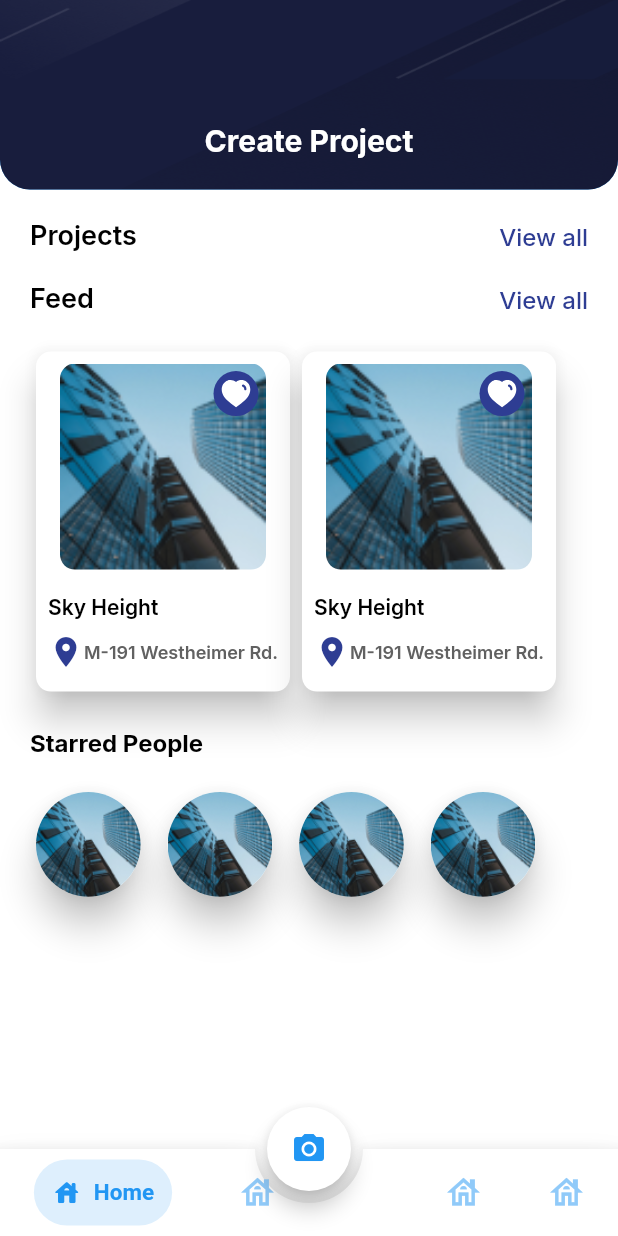
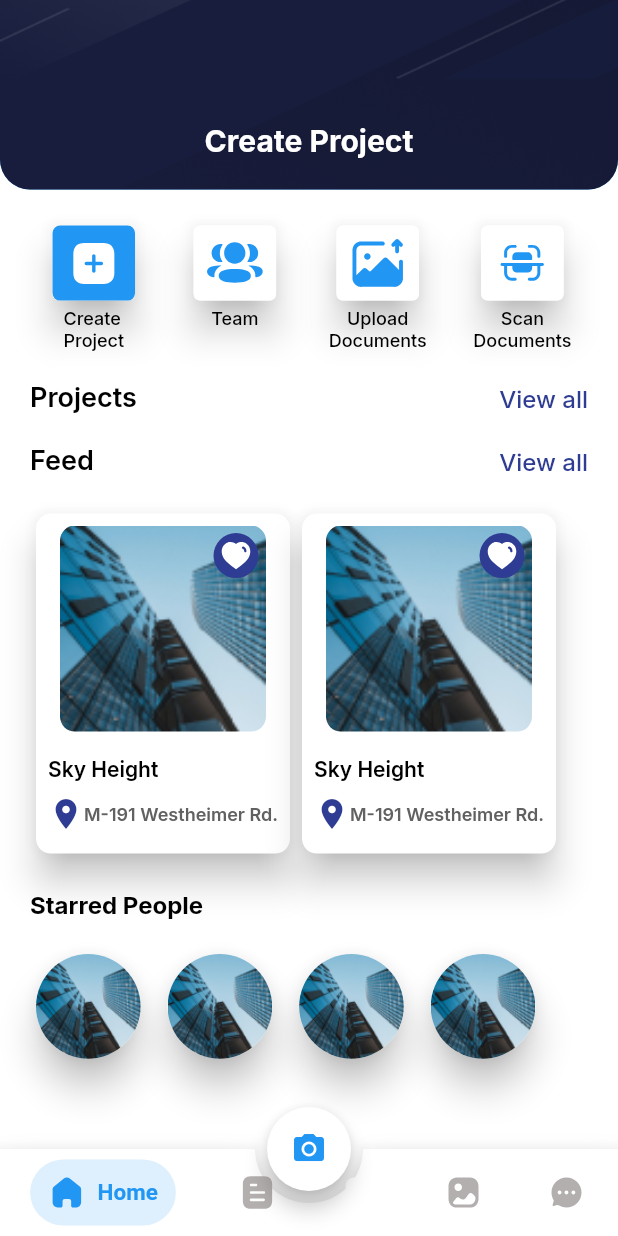
Before and after one commit to meetjanani/colab_ezzyfy_solutions, a Flutter app: the BottomNavigationPage screen opened by its route, on a phone screen of 412 x 824 dp. Run offline on Flutter 3.47's test engine with Material 2 defaults, Android fonts, the light colour scheme and no system bars; drawn by our look-alikes of stylish_bottom_bar; our stand-ins replace cloud_firestore, connectivity_plus, dio, dotted_border, equatable, file_picker and 12 more; accounts and stored records are empty.

Commit message:
dashboard and bottom navigation bar changes

```diff
--- a/lib/resource/image.dart
+++ b/lib/resource/image.dart
@@ -4,3 +4,13 @@ const bg = 'assets/Background.png';
 const upload = 'assets/up.png';
 const ex = 'assets/ex.png';
 const heart = 'assets/Heart.svg';
+
+const plus = 'assets/Plus.svg';
+const scan = 'assets/Scan.svg';
+const team = 'assets/team.svg';
+const up = 'assets/image.svg';
+
+const home = 'assets/home.svg';
+const Document = 'assets/Document.svg';
+const bottomimage = 'assets/bottomimage.svg';
+const Chat = 'assets/Chat.svg';
--- a/lib/ui/pages/Auth/project_row_item.dart
+++ b/lib/ui/pages/Auth/project_row_item.dart
@@ -41,14 +41,15 @@ class ProjectRowItem extends StatelessWidget {
                       mainAxisAlignment:
                       MainAxisAlignment.spaceBetween,
                       children: [
-                        text(
-                            projectCreateModel.name,
-                            Colors.black,
-                            14,
-                            FontWeight.w600),
-                        SizedBox(
-                          width: Get.width / 4.5,
+                        Container(
+                          width: Get.width/2.5,
+                          child: textMore(
+                              projectCreateModel.name,
+                              Colors.black,
+                              14,
+                              FontWeight.w600,3),
                         ),
+
                         Container(
                           decoration: BoxDecoration(
                               borderRadius:
--- a/lib/ui/pages/home_dashboard/home_dashboard_page.dart
+++ b/lib/ui/pages/home_dashboard/home_dashboard_page.dart
@@ -62,6 +62,88 @@ class _HomeDashboardPageState extends State<HomeDashboardPage> {
                     ),
                   ],
                 ),
+              ),
+              SizedBox(height: 20,),
+              Row(
+                crossAxisAlignment: CrossAxisAlignment.start,
+                mainAxisAlignment: MainAxisAlignment.spaceEvenly,
+                children: [
+                  Column(
+                    children: [
+                      Card(
+                        elevation: 10,
+                        child: Container(
+                          height: 50,width: 55,
+                            decoration: BoxDecoration(
+                              color: Colors.blue,
+                              borderRadius: BorderRadius.circular(5)
+                            ),
+                            child: Padding(
+                              padding: const EdgeInsets.all(8.0),
+                              child: SvgPicture.asset(plus,),
+                            ),),
+                      ),
+                      text('Create\nProject', Colors.black, 12, FontWeight.w500)
+                    ],
+                  ),
+                  Column(
+                    children: [
+                      Card(
+                        elevation: 10,
+                        child: Container(
+                          height: 50,width: 55,
+                          decoration: BoxDecoration(
+                              color: Colors.white,
+                              borderRadius: BorderRadius.circular(5)
+                          ),
+                          child: Padding(
+                            padding: const EdgeInsets.all(8.0),
+                            child: SvgPicture.asset(team,color: Colors.blue,),
+                          ),),
+                      ),
+                      text('Team', Colors.black, 12, FontWeight.w500)
+                    ],
+                  ),
+                  Column(
+                    children: [
+                      Card(
+                        elevation: 10,
+                        child: Container(
+                          height: 50,width: 55,
+                          decoration: BoxDecoration(
+                              color: Colors.white,
+                              borderRadius: BorderRadius.circular(5)
+                          ),
+                          child: Padding(
+                            padding: const EdgeInsets.all(8.0),
+                            child: SvgPicture.asset(up,color: Colors.blue,),
+                          ),),
+                      ),
+                      text('Upload', Colors.black, 12, FontWeight.w500),
+                      text('Documents', Colors.black, 12, FontWeight.w500)
+                    ],
+                  ),
+                  Column(
+                    crossAxisAlignment: CrossAxisAlignment.center,
+                    children: [
+                      Card(
+                        elevation: 10,
+                        child: Container(
+                          height: 50,width: 55,
+                          decoration: BoxDecoration(
+                              color: Colors.white,
+                              borderRadius: BorderRadius.circular(5)
+                          ),
+                          child: Padding(
+                            padding: const EdgeInsets.all(8.0),
+                            child: SvgPicture.asset(scan,color: Colors.blue,),
+                          ),),
+                      ),
+                      text('Scan', Colors.black, 12, FontWeight.w500),
+                      text('Documents', Colors.black, 12, FontWeight.w500)
+                    ],
+                  ),
+                ],
               ),
               Padding(
                 padding: const EdgeInsets.fromLTRB(20, 20, 20, 0),
--- a/lib/ui/widget/bottom_navigation_bar.dart
+++ b/lib/ui/widget/bottom_navigation_bar.dart
@@ -1,3 +1,4 @@
+import 'package:colab_ezzyfy_solutions/resource/image.dart';
 import 'package:colab_ezzyfy_solutions/ui/pages/home_dashboard/home_dashboard_page.dart';
 import 'package:colab_ezzyfy_solutions/ui/widget/all_widget.dart';
 import 'package:flutter/material.dart';
@@ -54,10 +55,10 @@ class _BottomNavigationPageState extends State<BottomNavigationPage> {
           ),
           items: [
             BottomBarItem(
-              icon:  Icon(
-                Icons.house_outlined,
+              icon:  SvgPicture.asset(
+                home
               ),
-              selectedIcon:  Icon(Icons.house_rounded,color: Colors.blue,size: 20,),
+              selectedIcon:  SvgPicture.asset(home,color: Colors.blue,),
               selectedColor: Colors.blue,
               unSelectedColor: Colors.grey.shade400,
               backgroundColor: Colors.blue.shade200,
@@ -67,23 +68,23 @@ class _BottomNavigationPageState extends State<BottomNavigationPage> {
               // showBadge: true,
             ),
             BottomBarItem(
-              icon: const Icon(
-                Icons.house_outlined,
+              icon:  SvgPicture.asset(
+                Document
               ),
-              selectedIcon: const Icon(Icons.house_rounded,color: Colors.blue,),
+              selectedIcon:  SvgPicture.asset(Document,color: Colors.blue,),
               selectedColor: Colors.blue,
               unSelectedColor: Colors.grey.shade400,
               backgroundColor: Colors.blue.shade200,
               //badgeRadius: BorderRadius.circular(50),
-              title: const Text('Home',style: TextStyle(color: Colors.blue),),
+              title: const Text('Documents',style: TextStyle(color: Colors.blue),),
               //badge:  Text('9+'),
               // showBadge: true,
             ),
             BottomBarItem(
-              icon: const Icon(
-                Icons.house_outlined,color: Colors.white,
+              icon:  SvgPicture.asset(
+                bottomimage,color: Colors.white,
               ),
-              selectedIcon: const Icon(Icons.house_rounded,color: Colors.white,),
+              selectedIcon:  SvgPicture.asset(bottomimage,color: Colors.white,),
               //selectedColor: Colors.blue,
               // unSelectedColor: Colors.grey.shade400,
               backgroundColor: Colors.white,
@@ -93,28 +94,28 @@ class _BottomNavigationPageState extends State<BottomNavigationPage> {
               // showBadge: true,
             ),
             BottomBarItem(
-              icon: const Icon(
-                Icons.house_outlined,
+              icon:  SvgPicture.asset(
+                bottomimage
               ),
-              selectedIcon: const Icon(Icons.house_rounded,color: Colors.blue,),
+              selectedIcon:  SvgPicture.asset(bottomimage,color: Colors.blue,),
               selectedColor: Colors.blue,
               unSelectedColor: Colors.grey.shade400,
               backgroundColor: Colors.blue.shade200,
               //badgeRadius: BorderRadius.circular(50),
-              title: const Text('Home',style: TextStyle(color: Colors.blue),),
+              title: const Text('Images',style: TextStyle(color: Colors.blue),),
               //badge:  Text('9+'),
               // showBadge: true,
             ),
             BottomBarItem(
-              icon: const Icon(
-                Icons.house_outlined,
+              icon:  SvgPicture.asset(
+                Chat
               ),
-              selectedIcon: const Icon(Icons.house_rounded,color: Colors.blue,),
+              selectedIcon: SvgPicture.asset(Chat,color: Colors.blue,),
               selectedColor: Colors.blue,
               unSelectedColor: Colors.grey.shade400,
               backgroundColor: Colors.blue.shade200,
               //badgeRadius: BorderRadius.circular(50),
-              title: const Text('Home',style: TextStyle(color: Colors.blue),),
+              title: const Text('Chat',style: TextStyle(color: Colors.blue),),
               //badge:  Text('9+'),
               // showBadge: true,
             ),
```
Also changed, not shown: assets/Chat.svg (added), assets/Document.svg (added), assets/bottomimage.svg (added), assets/home.svg (added), pubspec.lock.
